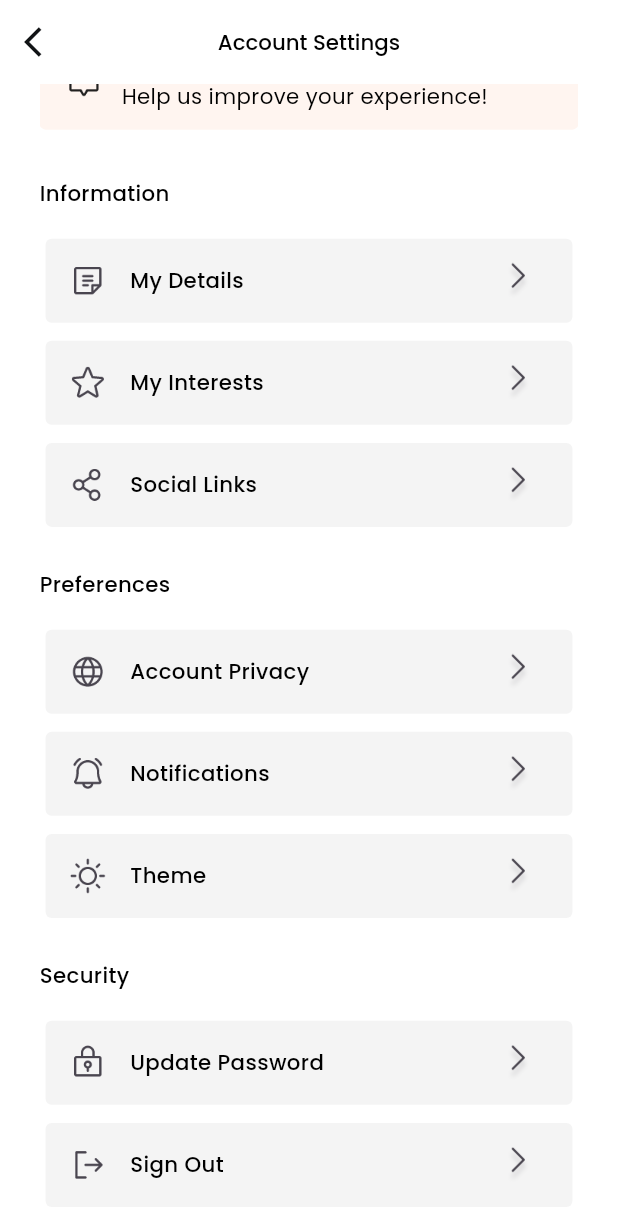
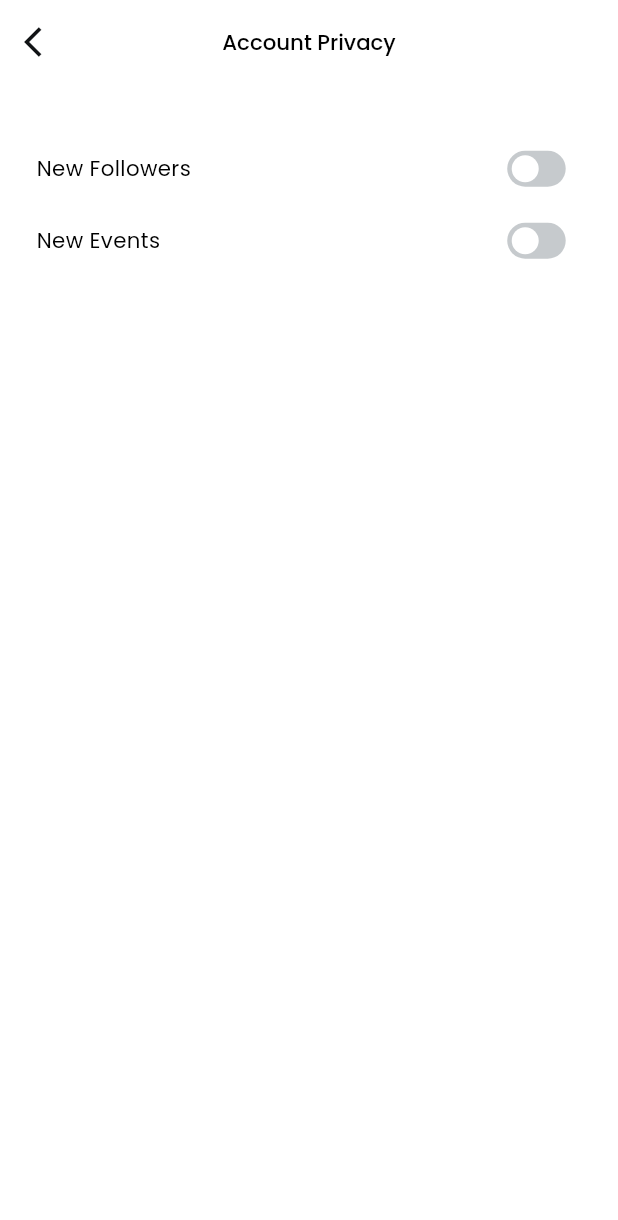
Before and after one commit to backbencherstudio/scout_flutter_app, a Flutter app: the screen it shows after launch, scrolled down 159 dp, after a tap on "Notifications", on a phone screen of 412 x 824 dp. Shown: the top 1220 px of the screen. Run offline on Flutter 3.47's test engine with Material 3 defaults, Android fonts, the phone set to English and light mode, and no system bars; our stand-ins replace dotted_border, flutter_screenutil, google_fonts, permission_handler.

Commit message:
notification screen completed and notification screen provider added

```diff
--- a/lib/main.dart
+++ b/lib/main.dart
@@ -9,10 +9,11 @@ import 'package:scout_app/view/event_create_screen/event_create_screen.dart';
 import 'package:scout_app/view/event_details_screen/event_details_screen.dart';
 import 'package:scout_app/view/home_screen/home_screen.dart';
 import 'package:scout_app/view/profile_setting_screen/screens/profile_setting_screen.dart';
-import 'package:scout_app/view_model/account_privacy_screen%20_provider.dart';
+import 'package:scout_app/view_model/profile_setting_screens_provider/account_privacy_screen%20_provider.dart';
 import 'package:scout_app/view_model/event_details_Screen_provider.dart';
 import 'package:scout_app/view/splash_Screen/Splash_Screen.dart';
 import 'package:scout_app/view_model/homeScreenProvider.dart';
+import 'package:scout_app/view_model/profile_setting_screens_provider/notifications_screen_provider.dart';
 
 void main() async {
   WidgetsFlutterBinding.ensureInitialized();
@@ -46,6 +47,9 @@ class MyApp extends StatelessWidget {
         ),
         ChangeNotifierProvider<AccountPrivacyScreenProvider>(
           create: (_) => AccountPrivacyScreenProvider(),
+        ),
+        ChangeNotifierProvider<NotificationsScreenProvider>(
+          create: (_) => NotificationsScreenProvider(),
         ),
       ],
       child: ScreenUtilInit(
--- /dev/null
+++ b/lib/view/profile_setting_screen/screens/notifications_screen.dart
@@ -0,0 +1,91 @@
+import 'package:flutter/material.dart';
+import 'package:flutter_screenutil/flutter_screenutil.dart';
+import 'package:provider/provider.dart';
+import 'package:scout_app/view_model/profile_setting_screens_provider/account_privacy_screen%20_provider.dart';
+import 'package:scout_app/view_model/profile_setting_screens_provider/notifications_screen_provider.dart';
+import 'package:scout_app/widgets/custom_app_bar.dart';
+
+class NotificationsScreen extends StatelessWidget {
+   NotificationsScreen({super.key});
+
+  @override
+  Widget build(BuildContext context) {
+    return Scaffold(
+      appBar: customAppBar(context, "Account Privacy"),
+      body: SafeArea(
+        child: Padding(
+          padding:  EdgeInsets.symmetric(horizontal: 24.0.r),
+          child: Column(
+            children: [
+              SizedBox(
+                height: 32.h,
+              ),
+              Row(
+                children: [
+                  Text("New Followers",style: Theme.of(context).textTheme.bodyMedium!.copyWith(
+                    fontWeight: FontWeight.w400
+                  ),),
+                  Spacer(),
+                  Transform.scale(
+                    scale: 0.75,
+                    child: Consumer<NotificationsScreenProvider>(
+                      builder: (context,notificationScreenProvider,child) {
+                        return Switch(
+                          thumbIcon: WidgetStateProperty.all(
+                            Icon(Icons.circle, size: 20,color: Colors.white,), // Fixed icon with fixed size
+                          ),
+                          activeColor: Colors.green,
+                          inactiveTrackColor: Color(0xFFC6CACD) ,
+                          activeTrackColor: Color(0xFFFB6012) ,
+                          trackOutlineColor: WidgetStateColor.transparent,
+                          thumbColor: const WidgetStatePropertyAll<Color>(Colors.white),
+                          value: notificationScreenProvider.isNewFollowerSwitchOn,
+                          onChanged: (bool value) {
+                            notificationScreenProvider.toggleNewFollowerSwitch(value);
+                          },
+                        );
+                      }
+                    ),
+                  ),
+                  SizedBox(height: 24.h,),
+
+                ],
+              ),
+              Row(
+                children: [
+                  Text("New Events",style: Theme.of(context).textTheme.bodyMedium!.copyWith(
+                    fontWeight: FontWeight.w400
+                  ),),
+                  Spacer(),
+                  Transform.scale(
+                    scale: 0.75,
+                    child: Consumer<NotificationsScreenProvider>(
+                      builder: (context,notificationScreenProvider,child) {
+                        return Switch(
+                          thumbIcon: WidgetStateProperty.all(
+                            Icon(Icons.circle, size: 20,color: Colors.white,), // Fixed icon with fixed size
+                          ),
+                          activeColor: Colors.green,
+                          inactiveTrackColor: Color(0xFFC6CACD) ,
+                          activeTrackColor: Color(0xFFFB6012) ,
+                          trackOutlineColor: WidgetStateColor.transparent,
+                          thumbColor: const WidgetStatePropertyAll<Color>(Colors.white),
+                          value: notificationScreenProvider.isNewEventSwitchOn,
+                          onChanged: (bool value) {
+                            notificationScreenProvider.toggleNewEventSwitch(value);
+                          },
+                        );
+                      }
+                    ),
+                  ),
+                  SizedBox(height: 24.h,),
+
+                ],
+              ),
+            ]
+          ),
+        )
+      ),
+    );
+  }
+}
--- a/lib/view/profile_setting_screen/screens/profile_setting_screen.dart
+++ b/lib/view/profile_setting_screen/screens/profile_setting_screen.dart
@@ -1,6 +1,7 @@
 import 'package:flutter/material.dart';
 import 'package:flutter_screenutil/flutter_screenutil.dart';
 import 'package:scout_app/view/profile_setting_screen/screens/account_privacy_screen.dart';
+import 'package:scout_app/view/profile_setting_screen/screens/notifications_screen.dart';
 import 'package:scout_app/widgets/custom_app_bar.dart';
 import 'package:scout_app/view/profile_setting_screen/screens/my_details_screen.dart';
 import 'package:scout_app/view/profile_setting_screen/screens/my_interest_screen.dart';
@@ -123,7 +124,9 @@ class ProfileSettingScreen extends StatelessWidget {
                 Navigator.push(context, MaterialPageRoute(builder: (_)=>  AccountPrivacyScreen()));
               },),
               SizedBox(height: 4.h,),
-              CustomInfoContainer(imagePath: "assets/icons/notification.png",title: "Notifications",onTap: (){},),
+              CustomInfoContainer(imagePath: "assets/icons/notification.png",title: "Notifications",onTap: (){
+                Navigator.push(context, MaterialPageRoute(builder: (_)=>  NotificationsScreen()));
+              },),
               SizedBox(height: 4.h,),
               CustomInfoContainer(imagePath: "assets/icons/theme.png",title: "Theme",onTap: (){},),
               SizedBox(height: 24.h,),
--- a/lib/view_model/account_privacy_screen _provider.dart
+++ /dev/null
@@ -1,15 +0,0 @@
-import 'package:flutter/material.dart';
-
-class AccountPrivacyScreenProvider with ChangeNotifier{
-
-  bool _isSwitchOn = false;
-  bool get isSwitchOn => _isSwitchOn;
-
-  void toggleSwitch(bool value){
-    if(_isSwitchOn != value){
-      _isSwitchOn = value;
-      notifyListeners();
-    }
-  }
-
-}
--- /dev/null
+++ b/lib/view_model/profile_setting_screens_provider/account_privacy_screen _provider.dart
@@ -0,0 +1,17 @@
+import 'package:flutter/material.dart';
+
+class AccountPrivacyScreenProvider with ChangeNotifier{
+
+  bool _isPrivateAccountSwitchOn = false;
+  bool get isPrivateAccountSwitchOn => _isPrivateAccountSwitchOn;
+
+  bool togglePrivateAccountSwitch(bool value){
+    if(_isPrivateAccountSwitchOn != value){
+      _isPrivateAccountSwitchOn = value;
+      notifyListeners();
+
+    }
+    return true;
+  }
+
+}
--- /dev/null
+++ b/lib/view_model/profile_setting_screens_provider/notifications_screen_provider.dart
@@ -0,0 +1,27 @@
+import 'package:flutter/material.dart';
+
+class NotificationsScreenProvider with ChangeNotifier{
+
+  bool _isNewFollowerSwitchOn = false;
+  bool get isNewFollowerSwitchOn => _isNewFollowerSwitchOn;
+
+  bool _isNewEventSwitchOn = false;
+  bool get isNewEventSwitchOn => _isNewEventSwitchOn;
+
+  bool toggleNewFollowerSwitch(bool value){
+    if(_isNewFollowerSwitchOn != value){
+      _isNewFollowerSwitchOn = value;
+      notifyListeners();
+
+    }
+    return true;
+  }
+  bool toggleNewEventSwitch(bool value){
+    if(_isNewEventSwitchOn != value){
+      _isNewEventSwitchOn = value;
+      notifyListeners();
+    }
+    return true;
+  }
+
+}
```
Also changed, not shown: lib/view/profile_setting_screen/screens/account_privacy_screen.dart (+29 -15 lines).
